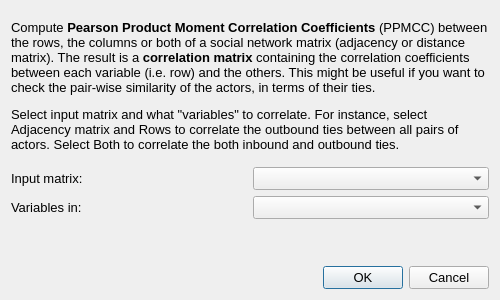
This is src/forms/dialogsimilaritypearson.ui in socnetv/app as Qt 5 draws it before an edit. The edited form follows.
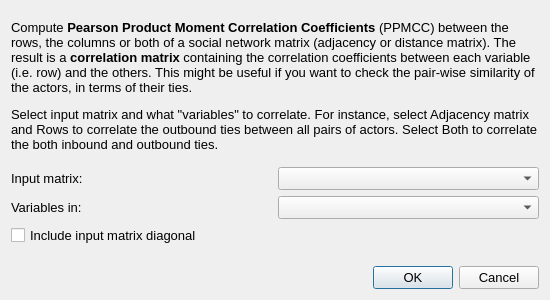
This is the edited form.

Commit message: added diagonal checkbox

What changed in the file:
```diff
--- a/src/forms/dialogsimilaritypearson.ui
+++ b/src/forms/dialogsimilaritypearson.ui
@@ -9,7 +9,7 @@
    <rect>
     <x>0</x>
     <y>0</y>
-    <width>500</width>
+    <width>550</width>
     <height>300</height>
    </rect>
   </property>
@@ -21,7 +21,7 @@
   </property>
   <property name="minimumSize">
    <size>
-    <width>500</width>
+    <width>550</width>
     <height>300</height>
    </size>
   </property>
@@ -119,6 +119,16 @@
      </item>
     </layout>
    </item>
+   <item>
+    <widget class="QCheckBox" name="diagonalCheckBox">
+     <property name="statusTip">
+      <string>Enable to include matrix diagonal in calculations</string>
+     </property>
+     <property name="text">
+      <string>Include input matrix diagonal</string>
+     </property>
+    </widget>
+   </item>
    <item>
     <spacer name="verticalSpacer">
      <property name="orientation">
```
The commit also changes 2 other files.
